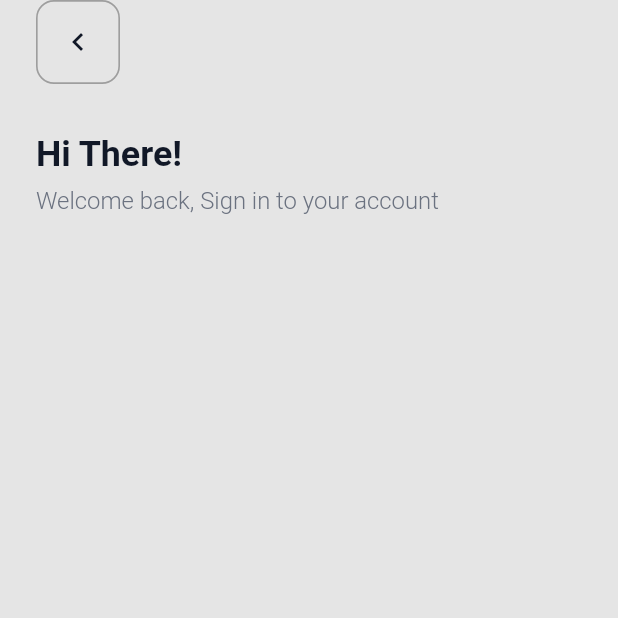
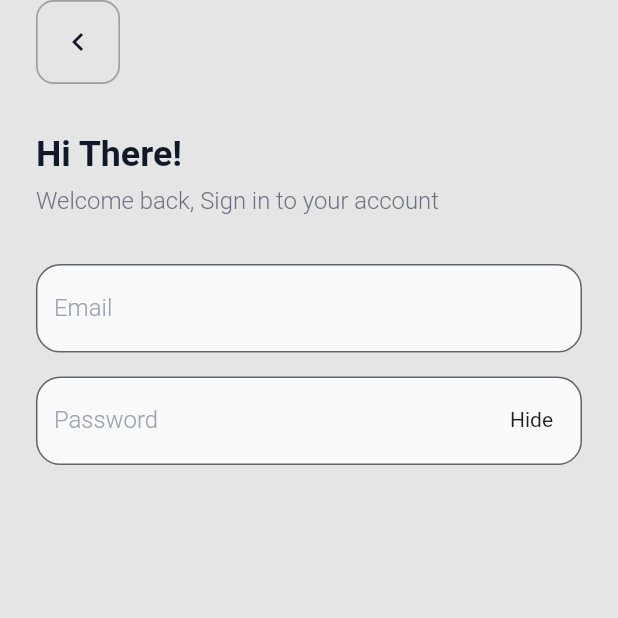
Before and after one commit to dubemezeagwu/smartpay_ui, a Flutter app: the screen it shows after launch, on a phone screen of 412 x 824 dp, the top half of it. Run offline on Flutter 3.47's test engine with Material 2 defaults, Android fonts, the phone set to English and light mode, and no system bars; our stand-ins replace google_fonts.

Commit message:
text-form field

```diff
--- a/lib/app/colors.dart
+++ b/lib/app/colors.dart
@@ -4,5 +4,7 @@ class AppColors {
   static const black = Color(0xFF111827);
   static const grey = Color(0xFF6B7280);
   static const primary = Color(0xFFFFAB63);
+  static const textFieldInputColor = Color(0xFF9CA3AF);
+  static const textFieldColor = Color(0xFFF9FAFB);
   static const background = Color(0xFFE5E5E5);
 }
--- a/lib/app/styles.dart
+++ b/lib/app/styles.dart
@@ -28,6 +28,14 @@ TextStyle regularGrey16 = GoogleFonts.roboto(
   ),
 );
 
+TextStyle textFieldInput16 = GoogleFonts.roboto(
+  textStyle: TextStyle(
+      fontSize: 16.sp,
+      color: AppColors.textFieldInputColor,
+      fontWeight: FontWeight.w300
+  ),
+);
+
 TextStyle regularPrimary9 = GoogleFonts.roboto(
   textStyle: TextStyle(
       fontSize: 9.sp,
--- a/lib/views/login/login_screen.dart
+++ b/lib/views/login/login_screen.dart
@@ -6,9 +6,36 @@ import 'package:smartpay_ui/app/config/size_config.dart';
 import 'package:smartpay_ui/app/styles.dart';
 import 'package:smartpay_ui/views/widgets/appbar_back_button.dart';
 
-class LoginScreen extends StatelessWidget {
+import '../widgets/custom_textfield.dart';
+
+class LoginScreen extends StatefulWidget {
   const LoginScreen({Key? key}) : super(key: key);
 
+  @override
+  State<LoginScreen> createState() => _LoginScreenState();
+}
+
+class _LoginScreenState extends State<LoginScreen> {
+
+  bool _obscureText = false;
+  late TextEditingController _userEmail;
+  late TextEditingController _userPassword;
+  final _formPageKey = GlobalKey<FormState>();
+  final _pageKey = GlobalKey<ScaffoldState>();
+
+  @override
+  void initState() {
+    _userEmail = TextEditingController(text: "");
+    _userPassword = TextEditingController(text: "");
+    super.initState();
+  }
+
+  @override
+  void dispose() {
+    _userEmail.dispose();
+    _userPassword.dispose();
+    super.dispose();
+  }
   @override
   Widget build(BuildContext context) {
     SizeConfig.init(context);
@@ -31,9 +58,65 @@ class LoginScreen extends StatelessWidget {
             SizedBox(
               height: 32.h,
             ),
+            _emailPasswordWidget()
           ],
         ),
       ),
     );
   }
+
+  // TOGGLES PASSWORD VISIBILITY
+  void _togglePassword() {
+    setState(() {
+      _obscureText = !_obscureText;
+    });
+  }
+
+  // EMAIL & PASSWORD SECTION FOR LOGIN SCREEN.
+  Widget _emailPasswordWidget() {
+    return Column(
+      children: <Widget>[
+        _emailField(),
+        SizedBox(
+          height: 16,
+        ),
+        _passwordField(),
+      ],
+    );
+  }
+
+  // INSERT EMAIL WIDGET
+  Widget _emailField() {
+    return CustomTextField(
+      enabled: true,
+      title: 'Email',
+      textFormKey: Key("userEmail"),
+      controller: _userEmail,
+      obscureText: false,
+      enableInteractive: false,
+      validator: (value) => (value!.isEmpty) ? "Please Enter Email" : null,
+
+    );
+  }
+
+  // INSERT PASSWORD WIDGET
+  Widget _passwordField() {
+    return CustomTextField(
+      enabled: true,
+      title: 'Password',
+      textFormKey: Key("userPassword"),
+      controller: _userPassword,
+      obscureText: _obscureText,
+      enableInteractive: false,
+      validator: (value) => (value!.isEmpty) ? "Please Enter Password" : null,
+      suffixIcon: GestureDetector(
+        onTap: _togglePassword,
+        child: Padding(
+          padding: const EdgeInsets.only(top: 15),
+          child: Text(_obscureText ? "Show" : "Hide", ),
+        ),
+      ),
+
+    );
+  }
 }
--- /dev/null
+++ b/lib/views/widgets/custom_textfield.dart
@@ -0,0 +1,67 @@
+import 'package:flutter/material.dart';
+import 'package:smartpay_ui/app/config/extensions.dart';
+import 'package:smartpay_ui/app/styles.dart';
+
+import '../../app/colors.dart';
+
+class CustomTextField extends StatelessWidget {
+  const CustomTextField({
+    Key? key,
+    required this.title,
+    this.suffixIcon,
+    this.textFormKey,
+    this.controller,
+    this.obscureText,
+    this.enableInteractive,
+    this.validator,
+    this.prefixIcon,
+    required this.enabled,
+  }) : super(key: key);
+
+
+  final String title;
+  final Widget? suffixIcon;
+  final Widget? prefixIcon;
+  final Key? textFormKey;
+  final TextEditingController? controller;
+  final bool? obscureText;
+  final bool? enableInteractive;
+  final String? Function(String?)? validator;
+  final bool enabled;
+
+
+
+  @override
+  Widget build(BuildContext context) {
+    TextStyle? style = textFieldInput16;
+    return TextFormField(
+      key: textFormKey,
+      controller: controller,
+      obscureText: obscureText!,
+      validator: validator,
+      enableInteractiveSelection: enableInteractive,
+      decoration: InputDecoration(
+          labelText: title,
+          labelStyle: style,
+          enabled: enabled,
+          focusedBorder: OutlineInputBorder(
+              borderRadius: BorderRadius.circular(16.h),
+              borderSide: BorderSide(
+                  color: AppColors.primary
+              )
+          ),
+          border: OutlineInputBorder(
+              borderRadius: BorderRadius.circular(16.h),
+            borderSide: BorderSide(
+              color: Colors.white
+            )
+          ),
+          filled: true,
+          fillColor: AppColors.textFieldColor,
+          floatingLabelBehavior: FloatingLabelBehavior.never,
+          prefixIcon: prefixIcon,
+          suffixIcon: suffixIcon ?? null
+      ),
+    );
+  }
+}
```
